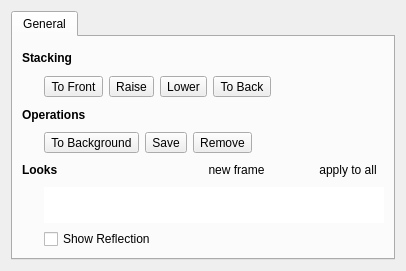
enricoros/fotowall, file Canvas/AbstractConfig.ui: the form before one commit.
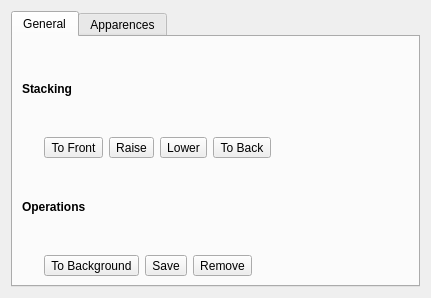
The form after the commit. Icons and pictures are not drawn.

Commit message: Frames manages in its own tab

Patch:
```diff
--- a/Canvas/AbstractConfig.ui
+++ b/Canvas/AbstractConfig.ui
@@ -6,8 +6,8 @@
    <rect>
     <x>0</x>
     <y>0</y>
-    <width>406</width>
-    <height>271</height>
+    <width>431</width>
+    <height>298</height>
    </rect>
   </property>
   <layout class="QVBoxLayout" name="verticalLayout_2">
@@ -207,9 +207,14 @@
          </item>
         </layout>
        </item>
+      </layout>
+     </widget>
+     <widget class="QWidget" name="tabApparences">
+      <attribute name="title">
+       <string>Apparences</string>
+      </attribute>
+      <layout class="QVBoxLayout" name="verticalLayout_3">
        <item>
-        <layout class="QGridLayout" name="gridLayout_3">
-         <item row="0" column="0" colspan="2">
           <layout class="QHBoxLayout" name="horizontalLayout">
            <item>
             <widget class="QLabel" name="label_3">
@@ -249,23 +254,7 @@
            </item>
           </layout>
          </item>
-         <item row="1" column="0" rowspan="2">
-          <spacer name="horizontalSpacer_3">
-           <property name="orientation">
-            <enum>Qt::Horizontal</enum>
-           </property>
-           <property name="sizeType">
-            <enum>QSizePolicy::Fixed</enum>
-           </property>
-           <property name="sizeHint" stdset="0">
-            <size>
-             <width>16</width>
-             <height>16</height>
-            </size>
-           </property>
-          </spacer>
-         </item>
-         <item row="1" column="1">
+       <item>
           <widget class="QListWidget" name="framesList">
            <property name="minimumSize">
             <size>
@@ -276,7 +265,7 @@
            <property name="maximumSize">
             <size>
              <width>16777215</width>
-             <height>36</height>
+           <height>500</height>
             </size>
            </property>
            <property name="frameShape">
@@ -308,14 +297,12 @@
            </property>
           </widget>
          </item>
-         <item row="2" column="1">
+       <item>
           <widget class="QCheckBox" name="reflection">
            <property name="text">
             <string>Show Reflection</string>
            </property>
           </widget>
-         </item>
-        </layout>
        </item>
       </layout>
      </widget>
```
Left out of the diff: 7 changed lines with no effect on the pictures. Lines whose indentation alone changed are shown as unchanged.
